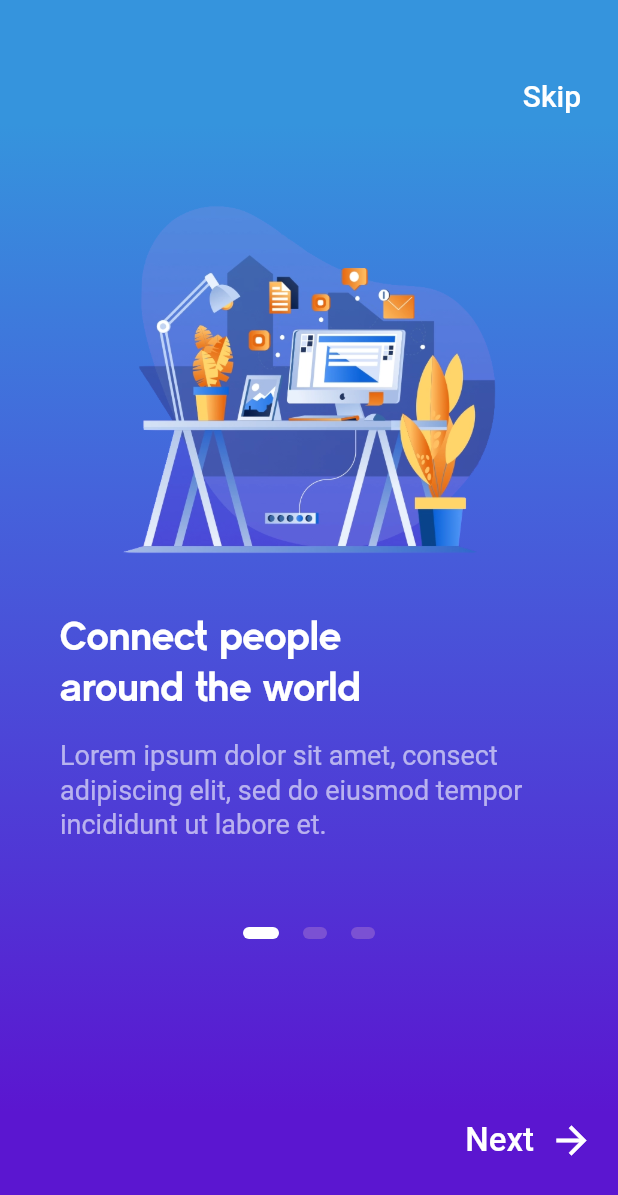
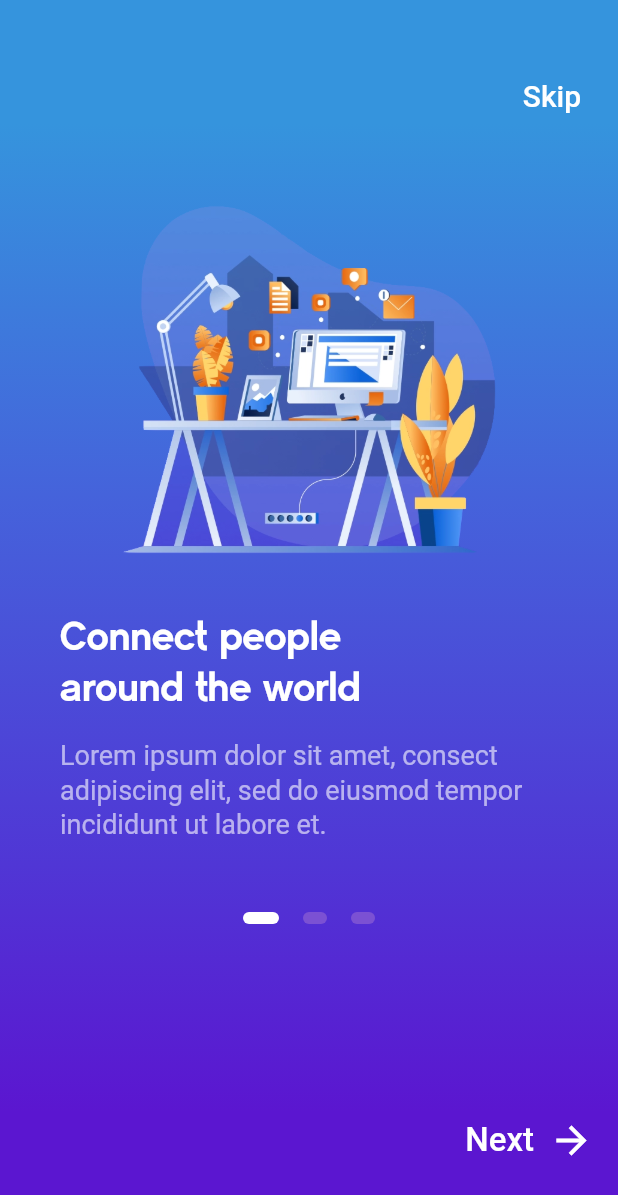
Before and after one commit to oxygamelab/onboarding_ui, a Flutter app: the screen it shows after launch, on a phone screen of 412 x 824 dp. Shown: the top 1195 px of the screen. Run offline on Flutter 3.47's test engine with Material 2 defaults, Android fonts, the phone set to English and light mode, and no system bars.

```diff
--- a/lib/screens/onboarding_screen.dart
+++ b/lib/screens/onboarding_screen.dart
@@ -74,7 +74,7 @@ class _OnboardingScreenState extends State<OnboardingScreen> {
                   ),
                 ),
                 Container(
-                  height: 530.0,
+                  height: 520.0,
                   child: PageView(
                     physics: ClampingScrollPhysics(),
                     controller: _pageController,
```
Also changed, not shown: 19 other files.
